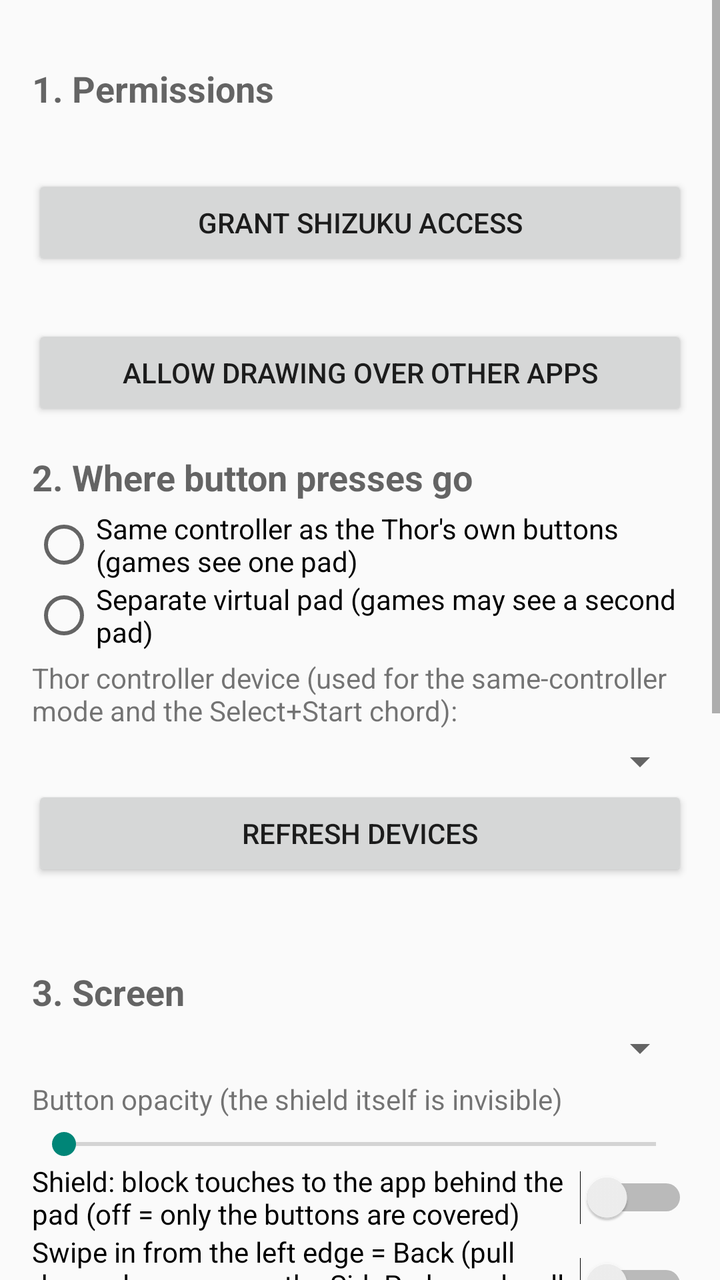
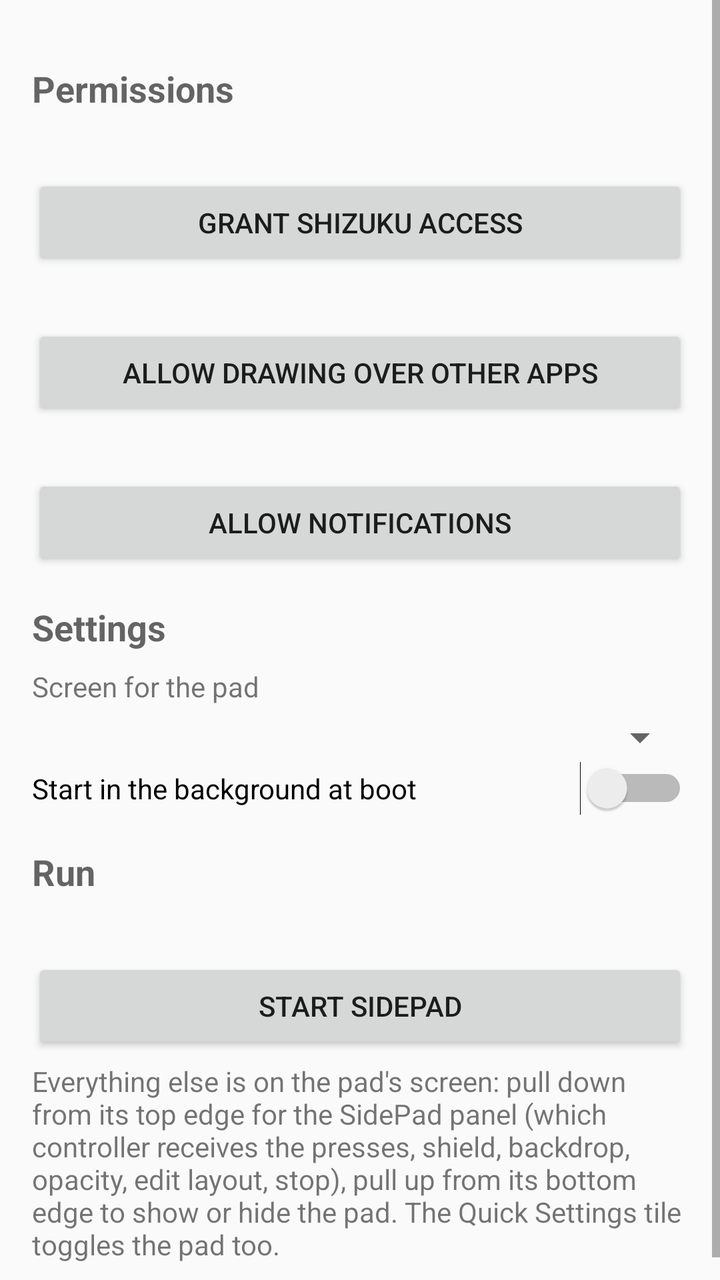

Screens rendered from an Android XML layout before and after an edit, with the pre-edit source and the edit as a unified diff.
<!-- AndroidManifest.xml: application theme Theme.SidePad -->
<!-- res/layout/activity_main.xml -->
<?xml version="1.0" encoding="utf-8"?>
<ScrollView xmlns:android="http://schemas.android.com/apk/res/android"
    android:layout_width="match_parent"
    android:layout_height="match_parent">

    <LinearLayout
        android:layout_width="match_parent"
        android:layout_height="wrap_content"
        android:orientation="vertical"
        android:padding="16dp">

        <TextView style="@style/SectionHeader" android:text="1. Permissions" />
        <TextView android:id="@+id/shizukuStatus" style="@style/StatusLine" />
        <Button android:id="@+id/btnShizuku" style="@style/Row" android:text="Grant Shizuku access" />
        <TextView android:id="@+id/overlayStatus" style="@style/StatusLine" />
        <Button android:id="@+id/btnOverlay" style="@style/Row" android:text="Allow drawing over other apps" />

        <TextView style="@style/SectionHeader" android:text="2. Where button presses go" />
        <RadioGroup android:id="@+id/modeGroup" android:layout_width="match_parent" android:layout_height="wrap_content">
            <RadioButton android:id="@+id/modePhysical" android:layout_width="wrap_content" android:layout_height="wrap_content"
                android:text="Same controller as the Thor's own buttons (games see one pad)" />
            <RadioButton android:id="@+id/modeVirtual" android:layout_width="wrap_content" android:layout_height="wrap_content"
                android:text="Separate virtual pad (games may see a second pad)" />
        </RadioGroup>
        <TextView style="@style/StatusLine" android:text="Thor controller device (used for the same-controller mode and the Select+Start chord):" />
        <Spinner android:id="@+id/deviceSpinner" android:layout_width="match_parent" android:layout_height="wrap_content" />
        <Button android:id="@+id/btnRefresh" style="@style/Row" android:text="Refresh devices" />
        <TextView android:id="@+id/probeStatus" style="@style/StatusLine" />

        <TextView style="@style/SectionHeader" android:text="3. Screen" />
        <Spinner android:id="@+id/displaySpinner" android:layout_width="match_parent" android:layout_height="wrap_content" />
        <TextView style="@style/StatusLine" android:text="Button opacity (the shield itself is invisible)" />
        <SeekBar android:id="@+id/opacity" android:layout_width="match_parent" android:layout_height="wrap_content" android:max="100" />
        <Switch android:id="@+id/shieldSwitch" android:layout_width="match_parent" android:layout_height="wrap_content"
            android:text="Shield: block touches to the app behind the pad (off = only the buttons are covered)" />
        <Switch android:id="@+id/gestureSwitch" android:layout_width="match_parent" android:layout_height="wrap_content"
            android:text="Swipe in from the left edge = Back (pull down always opens the SidePad panel, pull up always shows or hides the pad)" />
        <Switch android:id="@+id/bootSwitch" android:layout_width="match_parent" android:layout_height="wrap_content"
            android:text="Start in the background at boot (the pull-down panel is then always available)" />
        <Switch android:id="@+id/chordSwitch" android:layout_width="match_parent" android:layout_height="wrap_content"
            android:text="Hold Select + Start on the Thor to show/hide the pad" />

        <TextView style="@style/SectionHeader" android:text="4. Pad" />
        <LinearLayout android:layout_width="match_parent" android:layout_height="wrap_content" android:orientation="horizontal">
            <Button android:id="@+id/btnShow" style="@style/Half" android:text="Show pad" />
            <Button android:id="@+id/btnHide" style="@style/Half" android:text="Hide pad" />
        </LinearLayout>
        <LinearLayout android:layout_width="match_parent" android:layout_height="wrap_content" android:orientation="horizontal">
            <Button android:id="@+id/btnEdit" style="@style/Half" android:text="Edit layout" />
            <Button android:id="@+id/btnStart" style="@style/Half" android:text="Run in background" />
            <Button android:id="@+id/btnStop" style="@style/Half" android:text="Stop service" />
        </LinearLayout>
        <TextView style="@style/StatusLine" android:text="On the pad's screen: pull down from the top edge to open the SidePad panel (show/hide, edit layout, shield, opacity, Thor Control Center, stop). Editing: tap a button to select, drag to move, pinch to resize, Add / Delete / − / + in the toolbar. A Quick Settings tile named Thor SidePad also toggles the pad." />

        <TextView style="@style/SectionHeader" android:text="5. Test (open a gamepad tester on the top screen first)" />
        <LinearLayout android:layout_width="match_parent" android:layout_height="wrap_content" android:orientation="horizontal">
            <Button android:id="@+id/btnTestA" style="@style/Half" android:text="Send A" />
            <Button android:id="@+id/btnTestM1" style="@style/Half" android:text="Send M1 (BUTTON_C)" />
        </LinearLayout>
    </LinearLayout>
</ScrollView>
<!-- resources referenced by this layout -->
<resources>
  <style name="Half">
          <item name="android:layout_width">0dp</item>
          <item name="android:layout_height">wrap_content</item>
          <item name="android:layout_weight">1</item>
      </style>
  <style name="Row">
          <item name="android:layout_width">match_parent</item>
          <item name="android:layout_height">wrap_content</item>
      </style>
  <style name="SectionHeader">
          <item name="android:layout_width">match_parent</item>
          <item name="android:layout_height">wrap_content</item>
          <item name="android:textAppearance">?android:attr/textAppearanceMedium</item>
          <item name="android:textStyle">bold</item>
          <item name="android:paddingTop">16dp</item>
          <item name="android:paddingBottom">4dp</item>
      </style>
  <style name="StatusLine">
          <item name="android:layout_width">match_parent</item>
          <item name="android:layout_height">wrap_content</item>
          <item name="android:paddingTop">4dp</item>
          <item name="android:paddingBottom">4dp</item>
      </style>
  <style name="Theme.SidePad" parent="Theme.AppCompat.DayNight" />
</resources>

<!-- the commit's change to res/layout/activity_main.xml (unified diff, before → after) -->
@@ -9,53 +9,23 @@
         android:orientation="vertical"
         android:padding="16dp">
 
-        <TextView style="@style/SectionHeader" android:text="1. Permissions" />
+        <TextView style="@style/SectionHeader" android:text="Permissions" />
         <TextView android:id="@+id/shizukuStatus" style="@style/StatusLine" />
         <Button android:id="@+id/btnShizuku" style="@style/Row" android:text="Grant Shizuku access" />
         <TextView android:id="@+id/overlayStatus" style="@style/StatusLine" />
         <Button android:id="@+id/btnOverlay" style="@style/Row" android:text="Allow drawing over other apps" />
+        <TextView android:id="@+id/notifStatus" style="@style/StatusLine" />
+        <Button android:id="@+id/btnNotif" style="@style/Row" android:text="Allow notifications" />
 
-        <TextView style="@style/SectionHeader" android:text="2. Where button presses go" />
-        <RadioGroup android:id="@+id/modeGroup" android:layout_width="match_parent" android:layout_height="wrap_content">
-            <RadioButton android:id="@+id/modePhysical" android:layout_width="wrap_content" android:layout_height="wrap_content"
-                android:text="Same controller as the Thor's own buttons (games see one pad)" />
-            <RadioButton android:id="@+id/modeVirtual" android:layout_width="wrap_content" android:layout_height="wrap_content"
-                android:text="Separate virtual pad (games may see a second pad)" />
-        </RadioGroup>
-        <TextView style="@style/StatusLine" android:text="Thor controller device (used for the same-controller mode and the Select+Start chord):" />
-        <Spinner android:id="@+id/deviceSpinner" android:layout_width="match_parent" android:layout_height="wrap_content" />
-        <Button android:id="@+id/btnRefresh" style="@style/Row" android:text="Refresh devices" />
-        <TextView android:id="@+id/probeStatus" style="@style/StatusLine" />
+        <TextView style="@style/SectionHeader" android:text="Settings" />
+        <TextView style="@style/StatusLine" android:text="Screen for the pad" />
+        <Spinner android:id="@+id/displaySpinner" android:layout_width="match_parent" android:layout_height="wrap_content" />
+        <Switch android:id="@+id/bootSwitch" android:layout_width="match_parent" android:layout_height="wrap_content"
+            android:text="Start in the background at boot" />
 
-        <TextView style="@style/SectionHeader" android:text="3. Screen" />
-        <Spinner android:id="@+id/displaySpinner" android:layout_width="match_parent" android:layout_height="wrap_content" />
-        <TextView style="@style/StatusLine" android:text="Button opacity (the shield itself is invisible)" />
-        <SeekBar android:id="@+id/opacity" android:layout_width="match_parent" android:layout_height="wrap_content" android:max="100" />
-        <Switch android:id="@+id/shieldSwitch" android:layout_width="match_parent" android:layout_height="wrap_content"
-            android:text="Shield: block touches to the app behind the pad (off = only the buttons are covered)" />
-        <Switch android:id="@+id/gestureSwitch" android:layout_width="match_parent" android:layout_height="wrap_content"
-            android:text="Swipe in from the left edge = Back (pull down always opens the SidePad panel, pull up always shows or hides the pad)" />
-        <Switch android:id="@+id/bootSwitch" android:layout_width="match_parent" android:layout_height="wrap_content"
-            android:text="Start in the background at boot (the pull-down panel is then always available)" />
-        <Switch android:id="@+id/chordSwitch" android:layout_width="match_parent" android:layout_height="wrap_content"
-            android:text="Hold Select + Start on the Thor to show/hide the pad" />
-
-        <TextView style="@style/SectionHeader" android:text="4. Pad" />
-        <LinearLayout android:layout_width="match_parent" android:layout_height="wrap_content" android:orientation="horizontal">
-            <Button android:id="@+id/btnShow" style="@style/Half" android:text="Show pad" />
-            <Button android:id="@+id/btnHide" style="@style/Half" android:text="Hide pad" />
-        </LinearLayout>
-        <LinearLayout android:layout_width="match_parent" android:layout_height="wrap_content" android:orientation="horizontal">
-            <Button android:id="@+id/btnEdit" style="@style/Half" android:text="Edit layout" />
-            <Button android:id="@+id/btnStart" style="@style/Half" android:text="Run in background" />
-            <Button android:id="@+id/btnStop" style="@style/Half" android:text="Stop service" />
-        </LinearLayout>
-        <TextView style="@style/StatusLine" android:text="On the pad's screen: pull down from the top edge to open the SidePad panel (show/hide, edit layout, shield, opacity, Thor Control Center, stop). Editing: tap a button to select, drag to move, pinch to resize, Add / Delete / − / + in the toolbar. A Quick Settings tile named Thor SidePad also toggles the pad." />
-
-        <TextView style="@style/SectionHeader" android:text="5. Test (open a gamepad tester on the top screen first)" />
-        <LinearLayout android:layout_width="match_parent" android:layout_height="wrap_content" android:orientation="horizontal">
-            <Button android:id="@+id/btnTestA" style="@style/Half" android:text="Send A" />
-            <Button android:id="@+id/btnTestM1" style="@style/Half" android:text="Send M1 (BUTTON_C)" />
-        </LinearLayout>
+        <TextView style="@style/SectionHeader" android:text="Run" />
+        <TextView android:id="@+id/serviceStatus" style="@style/StatusLine" />
+        <Button android:id="@+id/btnStart" style="@style/Row" android:text="Start SidePad" />
+        <TextView style="@style/StatusLine" android:text="Everything else is on the pad's screen: pull down from its top edge for the SidePad panel (which controller receives the presses, shield, backdrop, opacity, edit layout, stop), pull up from its bottom edge to show or hide the pad. The Quick Settings tile toggles the pad too." />
     </LinearLayout>
 </ScrollView>
<!-- resource entries referenced after the edit -->
@@ -1,10 +1,5 @@
 <!-- resources referenced by this layout -->
 <resources>
-  <style name="Half">
-          <item name="android:layout_width">0dp</item>
-          <item name="android:layout_height">wrap_content</item>
-          <item name="android:layout_weight">1</item>
-      </style>
   <style name="Row">
           <item name="android:layout_width">match_parent</item>
           <item name="android:layout_height">wrap_content</item>
